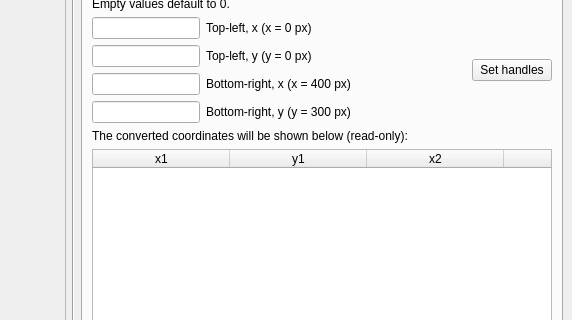
Qt form src/main/resources/base/rectmap.ui (lgactna/RectangleMappingTool) before a commit; both pictures show x 426 to 998 and y 137 to 457 of the 998 by 744 pixel window.
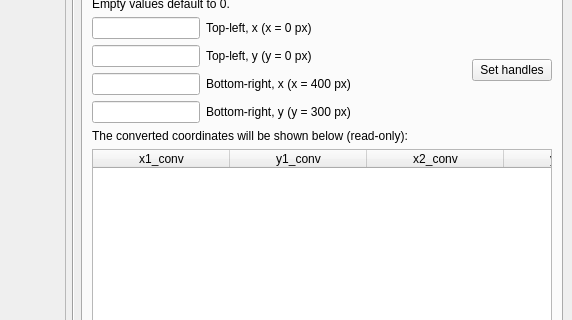
The same form after that commit. The open tabs and pages were chosen to show the change.

Commit message: full simple csv export functionality

```diff
--- a/src/main/resources/base/rectmap.ui
+++ b/src/main/resources/base/rectmap.ui
@@ -269,22 +269,22 @@
           </attribute>
           <column>
            <property name="text">
-            <string>x1</string>
+            <string>x1_conv</string>
            </property>
           </column>
           <column>
            <property name="text">
-            <string>y1</string>
+            <string>y1_conv</string>
            </property>
           </column>
           <column>
            <property name="text">
-            <string>x2</string>
+            <string>x2_conv</string>
            </property>
           </column>
           <column>
            <property name="text">
-            <string>y2</string>
+            <string>y2_conv</string>
            </property>
           </column>
          </widget>
```
Left out of the diff: 8 changed lines with no effect on the pictures. The commit also changes 2 other files.
